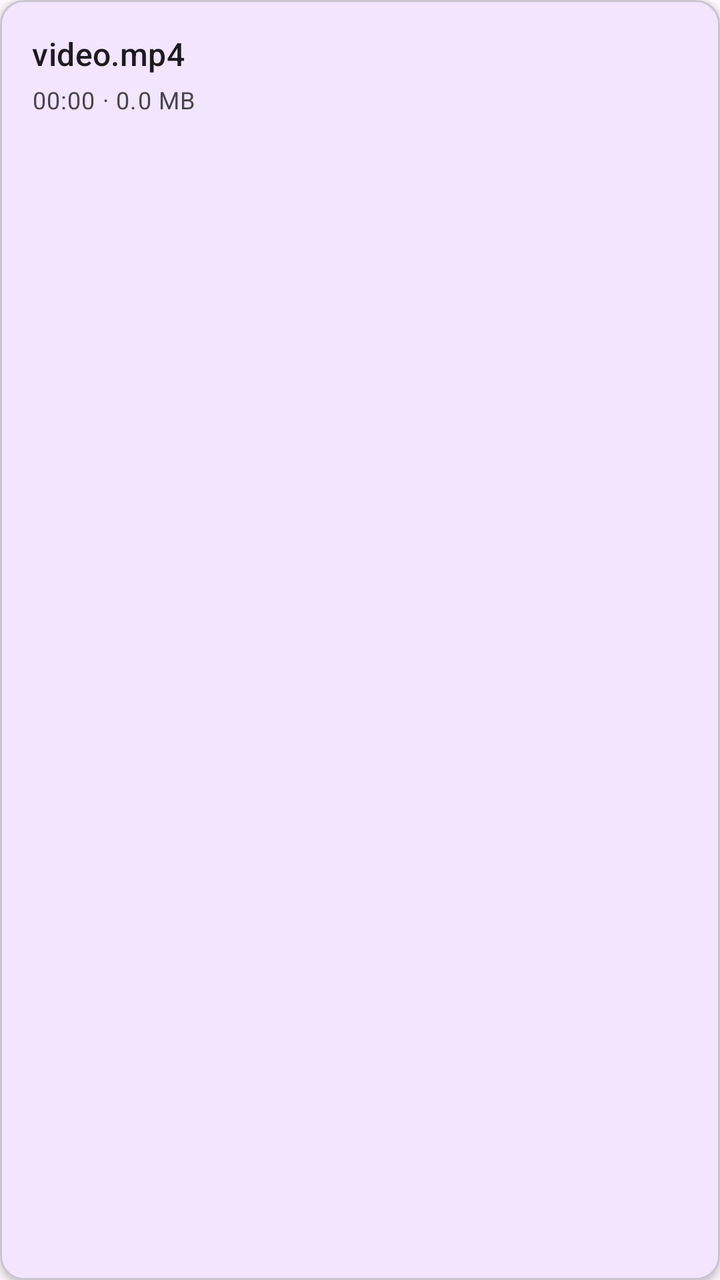
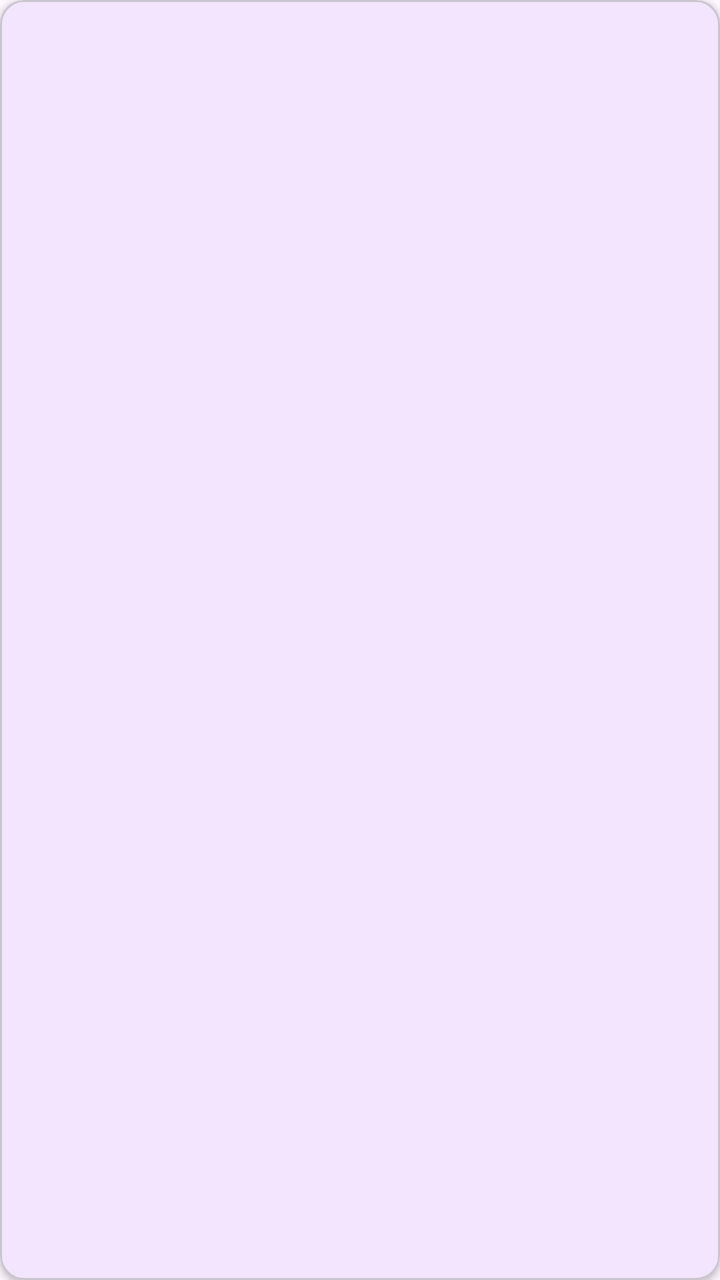

An Android layout rendered at two revisions. The XML below is the earlier revision; the diff shows what the commit changed to produce the second picture.
<!-- AndroidManifest.xml: application theme Theme.LibMpvPlayer -->
<!-- res/layout/item_video.xml -->
<?xml version="1.0" encoding="utf-8"?>
<com.google.android.material.card.MaterialCardView
    xmlns:android="http://schemas.android.com/apk/res/android"
    xmlns:app="http://schemas.android.com/apk/res-auto"
    android:layout_width="match_parent"
    android:layout_height="wrap_content"
    android:layout_marginHorizontal="12dp"
    android:layout_marginVertical="6dp"
    app:cardElevation="2dp"
    app:cardCornerRadius="12dp"
    android:clickable="true"
    android:focusable="true"
    app:rippleColor="?attr/colorPrimary">

    <LinearLayout
        android:layout_width="match_parent"
        android:layout_height="wrap_content"
        android:orientation="vertical"
        android:padding="16dp">

        <TextView
            android:id="@+id/titleText"
            android:layout_width="match_parent"
            android:layout_height="wrap_content"
            android:textAppearance="?attr/textAppearanceTitleMedium"
            android:maxLines="2"
            android:ellipsize="end"
            android:text="video.mp4" />

        <TextView
            android:id="@+id/metaText"
            android:layout_width="match_parent"
            android:layout_height="wrap_content"
            android:layout_marginTop="4dp"
            android:textAppearance="?attr/textAppearanceBodySmall"
            android:textColor="?android:attr/textColorSecondary"
            android:text="00:00 \u00b7 0.0 MB" />
    </LinearLayout>

</com.google.android.material.card.MaterialCardView>
<!-- resources referenced by this layout -->
<resources>
  <style name="Theme.LibMpvPlayer" parent="Theme.Material3.DayNight.NoActionBar">
          <item name="colorPrimary">@color/primary</item>
          <item name="colorPrimaryContainer">@color/primary_container</item>
          <item name="android:statusBarColor">@color/primary</item>
      </style>
  <color name="primary">#FF6200EE</color>
  <color name="primary_container">#FFE8DEF8</color>
</resources>

<!-- the commit's change to res/layout/item_video.xml (unified diff, before → after) -->
@@ -7,10 +7,7 @@
     android:layout_marginHorizontal="12dp"
     android:layout_marginVertical="6dp"
     app:cardElevation="2dp"
-    app:cardCornerRadius="12dp"
-    android:clickable="true"
-    android:focusable="true"
-    app:rippleColor="?attr/colorPrimary">
+    app:cardCornerRadius="12dp">
 
     <LinearLayout
         android:layout_width="match_parent"
@@ -24,8 +21,7 @@
             android:layout_height="wrap_content"
             android:textAppearance="?attr/textAppearanceTitleMedium"
             android:maxLines="2"
-            android:ellipsize="end"
-            android:text="video.mp4" />
+            android:ellipsize="end" />
 
         <TextView
             android:id="@+id/metaText"
@@ -33,8 +29,6 @@
             android:layout_height="wrap_content"
             android:layout_marginTop="4dp"
             android:textAppearance="?attr/textAppearanceBodySmall"
-            android:textColor="?android:attr/textColorSecondary"
-            android:text="00:00 \u00b7 0.0 MB" />
+            android:textColor="?android:attr/textColorSecondary" />
     </LinearLayout>
-
 </com.google.android.material.card.MaterialCardView>
